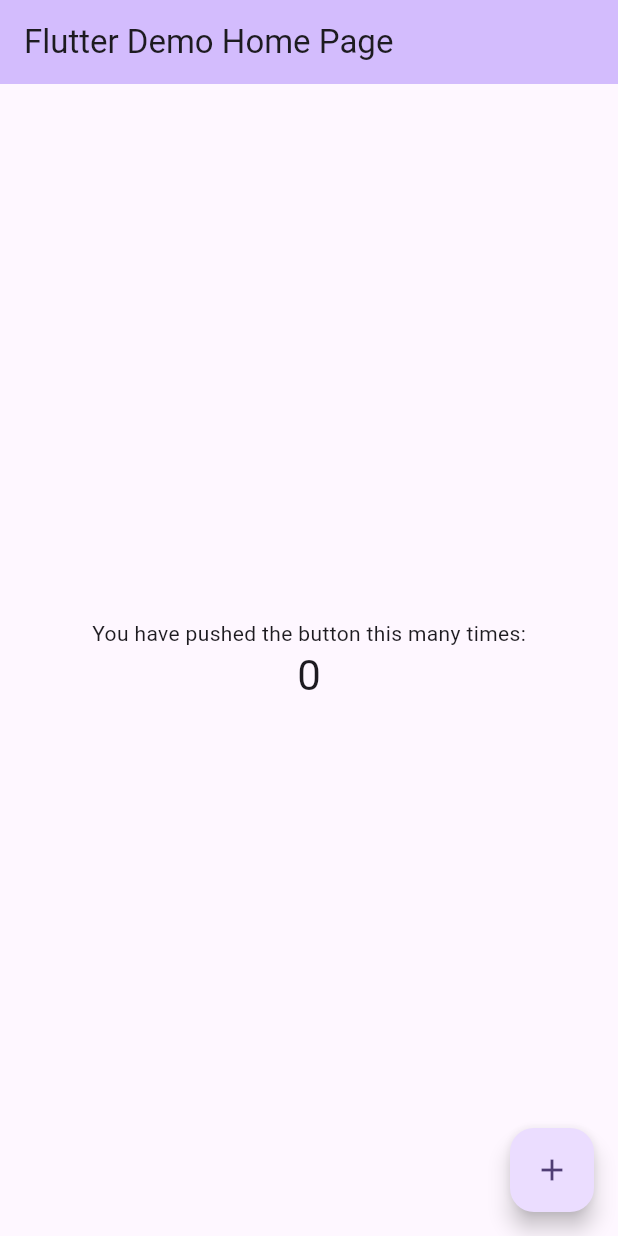
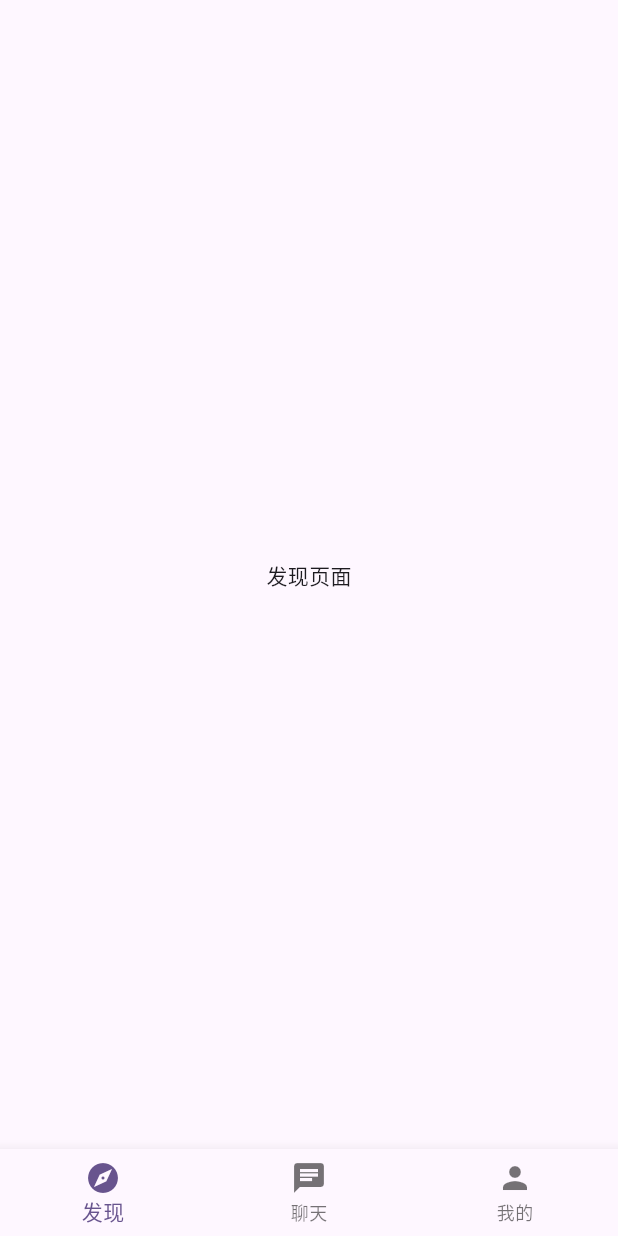
Before and after one commit to coder-zrl/say-hi-flutter, a Flutter app: the screen it shows after launch, on a phone screen of 412 x 824 dp. Run offline on Flutter 3.47's test engine with Material 3 defaults, Android fonts, the phone set to English and light mode, and no system bars.

Commit message:
feat: 初始化底部导航栏

```diff
--- a/lib/main.dart
+++ b/lib/main.dart
@@ -1,4 +1,5 @@
 import 'package:flutter/material.dart';
+import 'package:say_hi_flutter/page/home_page.dart';
 
 void main() {
   runApp(const MyApp());
@@ -7,116 +8,15 @@ void main() {
 class MyApp extends StatelessWidget {
   const MyApp({super.key});
 
-  // This widget is the root of your application.
   @override
   Widget build(BuildContext context) {
     return MaterialApp(
       title: 'Flutter Demo',
+      debugShowCheckedModeBanner: false,
       theme: ThemeData(
-        // This is the theme of your application.
-        //
-        // TRY THIS: Try running your application with "flutter run". You'll see
-        // the application has a purple toolbar. Then, without quitting the app,
-        // try changing the seedColor in the colorScheme below to Colors.green
-        // and then invoke "hot reload" (save your changes or press the "hot
-        // reload" button in a Flutter-supported IDE, or press "r" if you used
-        // the command line to start the app).
-        //
-        // Notice that the counter didn't reset back to zero; the application
-        // state is not lost during the reload. To reset the state, use hot
-        // restart instead.
-        //
-        // This works for code too, not just values: Most code changes can be
-        // tested with just a hot reload.
         colorScheme: ColorScheme.fromSeed(seedColor: Colors.deepPurple),
       ),
-      home: const MyHomePage(title: 'Flutter Demo Home Page'),
+      home: HomePage(),
     );
   }
 }
-
-class MyHomePage extends StatefulWidget {
-  const MyHomePage({super.key, required this.title});
-
-  // This widget is the home page of your application. It is stateful, meaning
-  // that it has a State object (defined below) that contains fields that affect
-  // how it looks.
-
-  // This class is the configuration for the state. It holds the values (in this
-  // case the title) provided by the parent (in this case the App widget) and
-  // used by the build method of the State. Fields in a Widget subclass are
-  // always marked "final".
-
-  final String title;
-
-  @override
-  State<MyHomePage> createState() => _MyHomePageState();
-}
-
-class _MyHomePageState extends State<MyHomePage> {
-  int _counter = 0;
-
-  void _incrementCounter() {
-    setState(() {
-      // This call to setState tells the Flutter framework that something has
-      // changed in this State, which causes it to rerun the build method below
-      // so that the display can reflect the updated values. If we changed
-      // _counter without calling setState(), then the build method would not be
-      // called again, and so nothing would appear to happen.
-      _counter++;
-    });
-  }
-
-  @override
-  Widget build(BuildContext context) {
-    // This method is rerun every time setState is called, for instance as done
-    // by the _incrementCounter method above.
-    //
-    // The Flutter framework has been optimized to make rerunning build methods
-    // fast, so that you can just rebuild anything that needs updating rather
-    // than having to individually change instances of widgets.
-    return Scaffold(
-      appBar: AppBar(
-        // TRY THIS: Try changing the color here to a specific color (to
-        // Colors.amber, perhaps?) and trigger a hot reload to see the AppBar
-        // change color while the other colors stay the same.
-        backgroundColor: Theme.of(context).colorScheme.inversePrimary,
-        // Here we take the value from the MyHomePage object that was created by
-        // the App.build method, and use it to set our appbar title.
-        title: Text(widget.title),
-      ),
-      body: Center(
-        // Center is a layout widget. It takes a single child and positions it
-        // in the middle of the parent.
-        child: Column(
-          // Column is also a layout widget. It takes a list of children and
-          // arranges them vertically. By default, it sizes itself to fit its
-          // children horizontally, and tries to be as tall as its parent.
-          //
-          // Column has various properties to control how it sizes itself and
-          // how it positions its children. Here we use mainAxisAlignment to
-          // center the children vertically; the main axis here is the vertical
-          // axis because Columns are vertical (the cross axis would be
-          // horizontal).
-          //
-          // TRY THIS: Invoke "debug painting" (choose the "Toggle Debug Paint"
-          // action in the IDE, or press "p" in the console), to see the
-          // wireframe for each widget.
-          mainAxisAlignment: MainAxisAlignment.center,
-          children: <Widget>[
-            const Text('You have pushed the button this many times:'),
-            Text(
-              '$_counter',
-              style: Theme.of(context).textTheme.headlineMedium,
-            ),
-          ],
-        ),
-      ),
-      floatingActionButton: FloatingActionButton(
-        onPressed: _incrementCounter,
-        tooltip: 'Increment',
-        child: const Icon(Icons.add),
-      ), // This trailing comma makes auto-formatting nicer for build methods.
-    );
-  }
-}
--- /dev/null
+++ b/lib/page/home_page.dart
@@ -0,0 +1,51 @@
+import 'package:flutter/material.dart';
+import 'package:say_hi_flutter/page/tabs/chat_page.dart';
+import 'package:say_hi_flutter/page/tabs/discover_page.dart';
+import 'package:say_hi_flutter/page/tabs/mine_page.dart';
+
+class HomePage extends StatefulWidget {
+  const HomePage({super.key});
+
+  @override
+  State<HomePage> createState() => _HomePageState();
+}
+
+class _HomePageState extends State<HomePage> {
+  int _currentIndex = 0;
+
+  // 三个页面
+  final List<Widget> _pages = [
+    DiscoverPage(),
+    ChatPage(),
+    MinePage(),
+  ];
+
+  @override
+  Widget build(BuildContext context) {
+    return Scaffold(
+      body: _pages[_currentIndex],
+      bottomNavigationBar: BottomNavigationBar(
+        currentIndex: _currentIndex,
+        onTap: (index) {
+          setState(() {
+            _currentIndex = index;
+          });
+        },
+        items: const [
+          BottomNavigationBarItem(
+            icon: Icon(Icons.explore),
+            label: '发现',
+          ),
+          BottomNavigationBarItem(
+            icon: Icon(Icons.chat),
+            label: '聊天',
+          ),
+          BottomNavigationBarItem(
+            icon: Icon(Icons.person),
+            label: '我的',
+          ),
+        ],
+      ),
+    );
+  }
+}
--- /dev/null
+++ b/lib/page/tabs/chat_page.dart
@@ -0,0 +1,11 @@
+import 'package:flutter/material.dart';
+
+// 消息页面
+class ChatPage extends StatelessWidget {
+  @override
+  Widget build(BuildContext context) {
+    return Center(
+      child: Text('聊天页面'),
+    );
+  }
+}
--- /dev/null
+++ b/lib/page/tabs/discover_page.dart
@@ -0,0 +1,10 @@
+import 'package:flutter/material.dart';
+
+class DiscoverPage extends StatelessWidget {
+  @override
+  Widget build(BuildContext context) {
+    return Center(
+      child: Text('发现页面'),
+    );
+  }
+}
--- /dev/null
+++ b/lib/page/tabs/mine_page.dart
@@ -0,0 +1,11 @@
+import 'package:flutter/material.dart';
+
+// 我的页面
+class MinePage extends StatelessWidget {
+  @override
+  Widget build(BuildContext context) {
+    return Center(
+      child: Text('我的页面'),
+    );
+  }
+}
```
